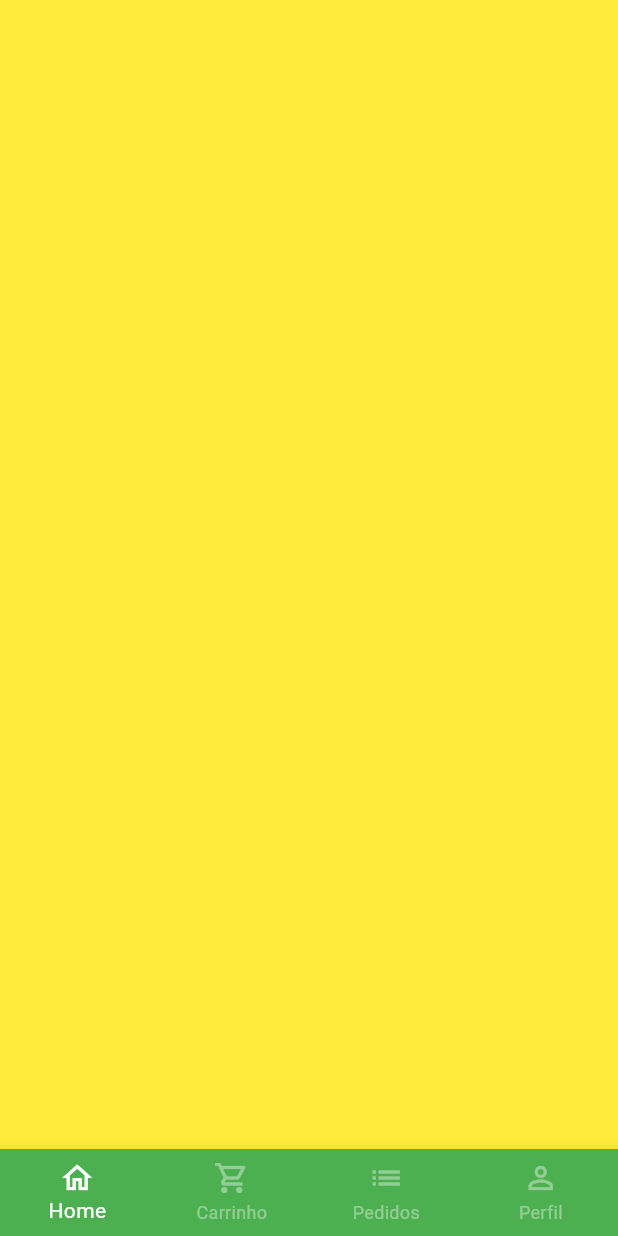
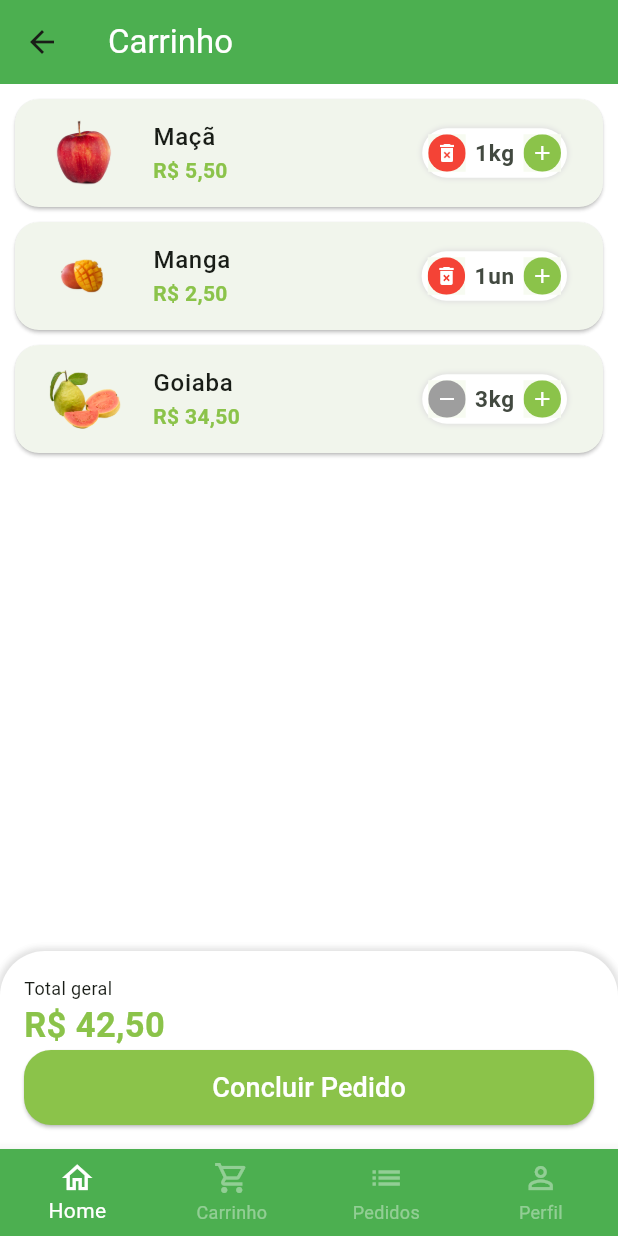
Before and after one commit to johncobain/greengrocer, a Flutter app: the BaseScreen screen opened directly, swiped to page 2, on a phone screen of 412 x 824 dp. Run offline on Flutter 3.47's test engine with Material 3 defaults, Android fonts, the phone set to English and light mode, and no system bars; our stand-ins replace animated_text_kit, mask_text_input_formatter.

Commit message:
cart tab

```diff
--- /dev/null
+++ b/lib/src/cart/cart_tab.dart
@@ -0,0 +1,161 @@
+import 'package:flutter/material.dart';
+import 'package:greengrocer/src/cart/components/cart_tile.dart';
+import 'package:greengrocer/src/config/custon_colors.dart';
+import 'package:greengrocer/src/models/car_item_model.dart';
+import 'package:greengrocer/src/services/utils_services.dart';
+import 'package:greengrocer/src/config/app_data.dart' as appData;
+
+class CartTab extends StatefulWidget {
+  const CartTab({super.key});
+
+  @override
+  State<CartTab> createState() => _CartTabState();
+}
+
+class _CartTabState extends State<CartTab> {
+  final UtilsServices utilsServices = UtilsServices();
+
+  void removeItemFromCart(CarItemModel cartItem) {
+    setState(
+      () {
+        appData.cartItems.remove(cartItem);
+      },
+    );
+  }
+
+  double cartTotalPrice() {
+    double total = 0;
+    for (var item in appData.cartItems) {
+      total += item.totalPrice();
+    }
+    return total;
+  }
+
+  @override
+  Widget build(BuildContext context) {
+    return Scaffold(
+      appBar: AppBar(
+        backgroundColor: Colors.green,
+        title: const Text(
+          'Carrinho',
+          style: TextStyle(
+            color: Colors.white,
+          ),
+        ),
+      ),
+      body: Column(
+        children: [
+          Expanded(
+            child: ListView.builder(
+              itemCount: appData.cartItems.length,
+              itemBuilder: (_, index) {
+                final cartItem = appData.cartItems[index];
+
+                return CartTile(
+                  cartItem: appData.cartItems[index],
+                  updatedQuantity: (qtd) {
+                    if (qtd == 0) {
+                      removeItemFromCart(appData.cartItems[index]);
+                    } else {
+                      setState(() => cartItem.quantity = qtd);
+                    }
+                  },
+                );
+              },
+            ),
+          ),
+          Container(
+            padding: const EdgeInsets.all(16),
+            decoration: BoxDecoration(
+              color: Colors.white,
+              borderRadius: const BorderRadius.vertical(
+                top: Radius.circular(30),
+              ),
+              boxShadow: [
+                BoxShadow(
+                  color: Colors.grey.shade300,
+                  blurRadius: 3,
+                  spreadRadius: 2,
+                ),
+              ],
+            ),
+            child: Column(
+              crossAxisAlignment: CrossAxisAlignment.stretch,
+              children: [
+                const Text(
+                  'Total geral',
+                  style: TextStyle(
+                    fontSize: 12,
+                  ),
+                ),
+                Text(
+                  utilsServices.priceToCurrency(cartTotalPrice()),
+                  style: TextStyle(
+                    fontSize: 23,
+                    color: CustomColors.customSwatchColor,
+                    fontWeight: FontWeight.bold,
+                  ),
+                ),
+                SizedBox(
+                  height: 50,
+                  child: ElevatedButton(
+                    style: ElevatedButton.styleFrom(
+                      shape: RoundedRectangleBorder(
+                          borderRadius: BorderRadius.circular(18)),
+                      backgroundColor: CustomColors.customSwatchColor,
+                      foregroundColor: Colors.white,
+                    ),
+                    onPressed: () async {
+                      bool? result = await showOrderConfirmation();
+
+                      print(result);
+                    },
+                    child: const Text(
+                      'Concluir Pedido',
+                      style: TextStyle(fontSize: 18),
+                    ),
+                  ),
+                )
+              ],
+            ),
+          )
+        ],
+      ),
+    );
+  }
+
+  Future<bool?> showOrderConfirmation() {
+    return showDialog<bool>(
+      context: context,
+      builder: (context) {
+        return AlertDialog(
+          shape: RoundedRectangleBorder(
+            borderRadius: BorderRadius.circular(20),
+          ),
+          title: const Text('Confirmação'),
+          content: const Text('Deseja realmente concluir o pedido?'),
+          actions: [
+            TextButton(
+              onPressed: () {
+                Navigator.of(context).pop(false);
+              },
+              child: const Text('Não'),
+            ),
+            ElevatedButton(
+              style: ElevatedButton.styleFrom(
+                shape: RoundedRectangleBorder(
+                    borderRadius: BorderRadius.circular(20)),
+                backgroundColor: Colors.green,
+                foregroundColor: Colors.white,
+              ),
+              onPressed: () {
+                Navigator.of(context).pop(true);
+              },
+              child: const Text('Sim'),
+            )
+          ],
+        );
+      },
+    );
+  }
+}
--- /dev/null
+++ b/lib/src/cart/components/cart_tile.dart
@@ -0,0 +1,65 @@
+import 'package:flutter/material.dart';
+import 'package:greengrocer/src/common_widgets/quantity_widgets.dart';
+import 'package:greengrocer/src/config/custon_colors.dart';
+import 'package:greengrocer/src/models/car_item_model.dart';
+import 'package:greengrocer/src/services/utils_services.dart';
+
+class CartTile extends StatefulWidget {
+  final CarItemModel cartItem;
+  final Function(int) updatedQuantity;
+
+  const CartTile({
+    super.key,
+    required this.cartItem,
+    required this.updatedQuantity,
+  });
+
+  @override
+  State<CartTile> createState() => _CartTileState();
+}
+
+class _CartTileState extends State<CartTile> {
+  final UtilsServices utilsServices = UtilsServices();
+
+  @override
+  Widget build(BuildContext context) {
+    return Card(
+      margin: const EdgeInsets.fromLTRB(10, 10, 10, 0),
+      shape: RoundedRectangleBorder(
+        borderRadius: BorderRadius.circular(16),
+      ),
+      child: ListTile(
+        //imagem
+        leading: Image.asset(
+          widget.cartItem.item.imgUrl,
+          height: 60,
+          width: 60,
+        ),
+
+        //titulo
+        title: Text(
+          widget.cartItem.item.itemName,
+          style: const TextStyle(
+            fontWeight: FontWeight.w500,
+          ),
+        ),
+        //total
+        subtitle: Text(
+          utilsServices.priceToCurrency(widget.cartItem.totalPrice()),
+          style: TextStyle(
+            color: CustomColors.customSwatchColor,
+            fontWeight: FontWeight.bold,
+          ),
+        ),
+
+        //quantidade
+        trailing: QuantityWidgets(
+          suffixText: widget.cartItem.item.unit,
+          value: widget.cartItem.quantity,
+          result: widget.updatedQuantity,
+          isRemovable: true,
+        ),
+      ),
+    );
+  }
+}
--- a/lib/src/common_widgets/quantity_widgets.dart
+++ b/lib/src/common_widgets/quantity_widgets.dart
@@ -1,11 +1,24 @@
 import 'package:flutter/material.dart';
+import 'package:greengrocer/src/config/custon_colors.dart';
 
 class QuantityWidgets extends StatelessWidget {
-  const QuantityWidgets({super.key});
+  final int value;
+  final String suffixText;
+  final Function(int quantity) result;
+  final bool isRemovable;
+
+  const QuantityWidgets({
+    super.key,
+    required this.suffixText,
+    required this.value,
+    required this.result,
+    this.isRemovable=false,
+  });
 
   @override
   Widget build(BuildContext context) {
     return Container(
+      padding: const EdgeInsets.all(4),
       decoration: BoxDecoration(
         color: Colors.white,
         borderRadius: BorderRadius.circular(50),
@@ -18,10 +31,70 @@ class QuantityWidgets extends StatelessWidget {
         ],
       ),
       child: Row(
+        mainAxisSize: MainAxisSize.min,
         children: [
+          _QuantityButton(
+            icon: !isRemovable||value>1? Icons.remove: Icons.delete_forever,
+            color: !isRemovable||value>1?Colors.grey:Colors.red,
+            onPressed: () {
+              if(value==1&& !isRemovable) return;
 
+              int resultCount = value-1;
+              result(resultCount);
+            },
+          ),
+          Padding(
+            padding: const EdgeInsets.symmetric(horizontal: 6),
+            child: Text(
+              '$value$suffixText',
+              style: const TextStyle(
+                fontSize: 15,
+                fontWeight: FontWeight.bold,
+              ),
+            ),
+          ),
+          _QuantityButton(
+            icon: Icons.add,
+            color: CustomColors.customSwatchColor,
+            onPressed: () {
+              int resultCount = value+1;
+              result(resultCount);
+            },
+          ),
         ],
       ),
     );
   }
 }
+
+class _QuantityButton extends StatelessWidget {
+  final Color color;
+  final IconData icon;
+  final VoidCallback onPressed;
+
+  const _QuantityButton(
+      {required this.color, required this.icon, required this.onPressed});
+
+  @override
+  Widget build(BuildContext context) {
+    return Material(
+      child: InkWell(
+        borderRadius: BorderRadius.circular(50),
+        onTap: onPressed,
+        child: Ink(
+          height: 25,
+          width: 25,
+          decoration: BoxDecoration(
+            color: color,
+            shape: BoxShape.circle,
+          ),
+          child: Icon(
+            icon,
+            color: Colors.white,
+            size: 16,
+          ),
+        ),
+      ),
+    );
+  }
+}
--- a/lib/src/config/app_data.dart
+++ b/lib/src/config/app_data.dart
@@ -1,3 +1,4 @@
+import 'package:greengrocer/src/models/car_item_model.dart';
 import 'package:greengrocer/src/models/item_model.dart';
 
 ItemModel apple = ItemModel(
@@ -71,3 +72,18 @@ List<String> categories = [
   'Temperos',
   'Cereais',
 ];
+
+List<CarItemModel> cartItems = [
+  CarItemModel(
+    item: apple,
+    quantity: 1,
+  ),
+  CarItemModel(
+    item: mango,
+    quantity: 1,
+  ),
+  CarItemModel(
+    item: guava,
+    quantity: 3,
+  )
+];
--- /dev/null
+++ b/lib/src/models/car_item_model.dart
@@ -0,0 +1,13 @@
+import 'package:greengrocer/src/models/item_model.dart';
+
+class CarItemModel {
+  ItemModel item;
+  int quantity;
+
+  CarItemModel({
+    required this.item,
+    required this.quantity,
+  });
+
+  double totalPrice()=> item.price* quantity;
+}
--- a/lib/src/pages/base/base_screen.dart
+++ b/lib/src/pages/base/base_screen.dart
@@ -1,4 +1,5 @@
 import 'package:flutter/material.dart';
+import 'package:greengrocer/src/cart/cart_tab.dart';
 import 'package:greengrocer/src/pages/home/home_tab.dart';
 
 class BaseScreen extends StatefulWidget {
@@ -20,7 +21,7 @@ class _BaseScreenState extends State<BaseScreen> {
         controller: pageController,
         children: [
           const HomeTab(),
-          Container(color: Colors.yellow,),
+          CartTab(),
           Container(color: Colors.blue,),
           Container(color: Colors.purple,),
         ],
--- a/lib/src/pages/product/product_screen.dart
+++ b/lib/src/pages/product/product_screen.dart
@@ -4,14 +4,22 @@ import 'package:greengrocer/src/config/custon_colors.dart';
 import 'package:greengrocer/src/models/item_model.dart';
 import 'package:greengrocer/src/services/utils_services.dart';
 
-class ProductScreen extends StatelessWidget {
-  ProductScreen({
+class ProductScreen extends StatefulWidget {
+  const ProductScreen({
     super.key,
     required this.item,
   });
 
   final ItemModel item;
+
+  @override
+  State<ProductScreen> createState() => _ProductScreenState();
+}
+
+class _ProductScreenState extends State<ProductScreen> {
   final UtilsServices utilsServices = UtilsServices();
+
+  int carItemQuantity = 1;
 
   @override
   Widget build(BuildContext context) {
@@ -24,8 +32,8 @@ class ProductScreen extends StatelessWidget {
             children: [
               Expanded(
                 child: Hero(
-                  tag: item.imgUrl,
-                  child: Image.asset(item.imgUrl),
+                  tag: widget.item.imgUrl,
+                  child: Image.asset(widget.item.imgUrl),
                 ),
               ),
               Expanded(
@@ -51,7 +59,7 @@ class ProductScreen extends StatelessWidget {
                         children: [
                           Expanded(
                             child: Text(
-                              item.itemName,
+                              widget.item.itemName,
                               maxLines: 2,
                               overflow: TextOverflow.ellipsis,
                               style: const TextStyle(
@@ -60,12 +68,20 @@ class ProductScreen extends StatelessWidget {
                               ),
                             ),
                           ),
-                          QuantityWidgets(),
+                          QuantityWidgets(
+                            suffixText: widget.item.unit,
+                            value: carItemQuantity,
+                            result: (quantity){
+                              setState(() {
+                                carItemQuantity=quantity;
+                              });
+                            },
+                          ),
                         ],
                       ),
                       // Preço
                       Text(
-                        utilsServices.priceToCurrency(item.price),
+                        utilsServices.priceToCurrency(widget.item.price),
                         style: TextStyle(
                           fontSize: 23,
                           fontWeight: FontWeight.bold,
@@ -78,7 +94,7 @@ class ProductScreen extends StatelessWidget {
                           padding: const EdgeInsets.symmetric(vertical: 10),
                           child: SingleChildScrollView(
                             child: Text(
-                              item.description,
+                              widget.item.description,
                               style: const TextStyle(
                                 height: 1.5,
                               ),
```
